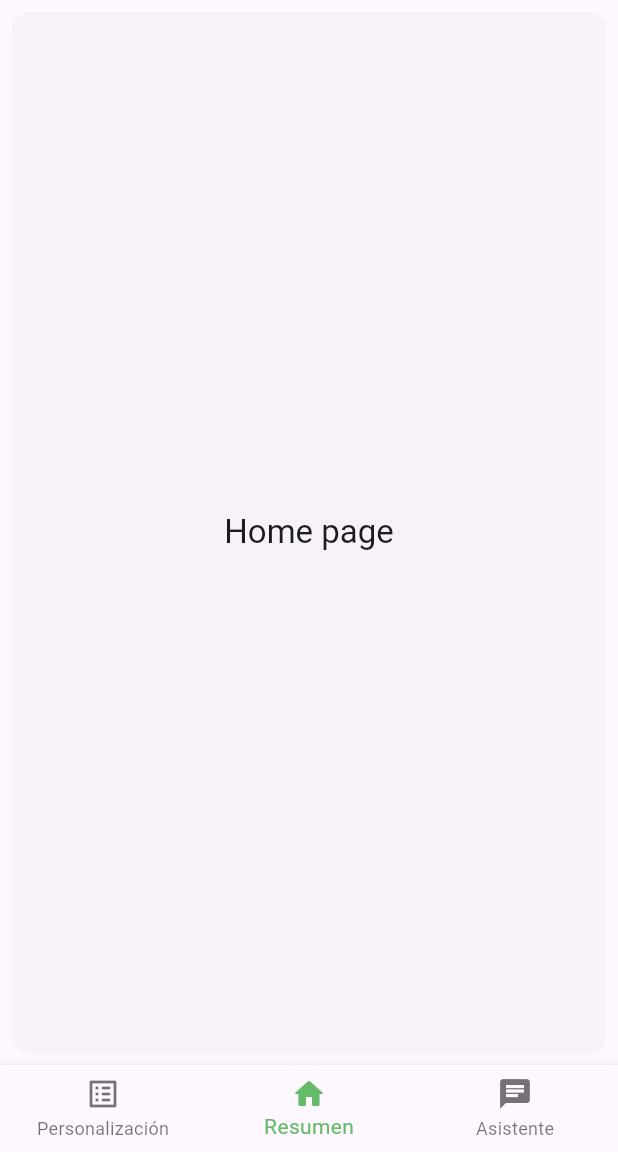
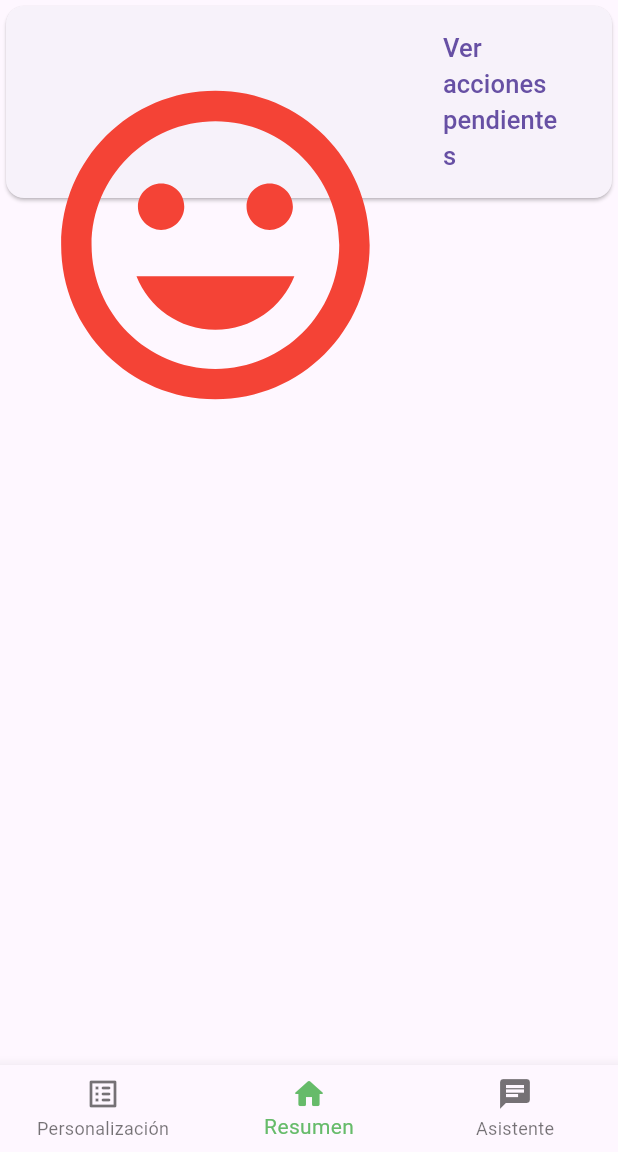
Before and after one commit to J4viersitoX/flutter-app, a Flutter app: the MainMenu screen opened directly, on a phone screen of 412 x 824 dp, the part 84-1236 px from its top. Run offline on Flutter 3.47's test engine with Material 3 defaults, Android fonts, the phone set to English and light mode, and no system bars; our stand-ins replace dash_chat_2, flutter_gemini.

Commit message:
nuevo archivo menu_resumen.dart y lista de card (WIP!!!)

```diff
--- a/lib/main_menu.dart
+++ b/lib/main_menu.dart
@@ -1,6 +1,7 @@
 import 'package:dash_chat_2/dash_chat_2.dart';
 import 'package:flutter/material.dart';
 import 'package:flutter_gemini/flutter_gemini.dart';
+import 'menu_resumen.dart';
 
 class MainMenu extends StatefulWidget {
   const MainMenu({ super.key });
@@ -60,19 +61,14 @@ class _MainMenuState extends State<MainMenu> {
         },
       ),
       body: <Widget>[
+
+        // personalizacion (1)
         const Card(child: Text("WIP")),
-        Card(
-          shadowColor: Colors.transparent,
-          margin: const EdgeInsets.all(8.0),
-          child: SizedBox.expand(
-            child: Center(
-              child: Text(
-                'Home page',
-                style: theme.textTheme.titleLarge,
-              ),
-            ),
-          ),
-        ),
+
+        // resumen (2)
+        MenuResumen(),
+
+        // asistente (chat) (3)
         DashChat(
           currentUser: _currentUser,
           messageOptions: MessageOptions(
--- /dev/null
+++ b/lib/menu_resumen.dart
@@ -0,0 +1,34 @@
+import 'package:flutter/material.dart';
+
+class MenuResumen extends StatefulWidget {
+  const MenuResumen({super.key});
+
+  @override
+  _MenuResumenState createState() => _MenuResumenState();
+}
+
+class _MenuResumenState extends State<MenuResumen> {
+  @override
+  Widget build(BuildContext context) {
+    final _vpSize = MediaQuery.of(context).size;
+    return ListView(
+      children: [
+        Card(
+          child: ListTile(
+            leading: Icon(
+              Icons.tag_faces,
+              color: Colors.red,
+              size: _vpSize.width * 0.6,
+            ),
+            title: TextButton(
+                onPressed: () {},
+                child: Text(
+                  "Ver acciones pendientes",
+                  style: TextStyle(fontSize: 17.0),
+                ))
+          ),
+        ),
+      ],
+    );
+  }
+}
```
